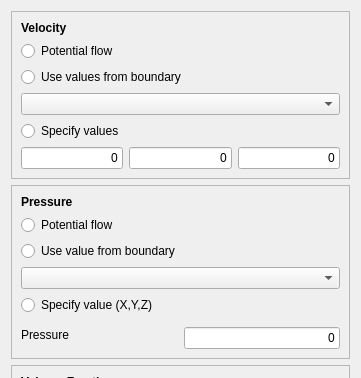
Old version of the form Gui/TaskPanelCfdInitialiseInternalField.ui in the repository jaheyns/CfdOF; both pictures show x 0 to 361 and y 0 to 378 of the 361 by 1276 pixel window.
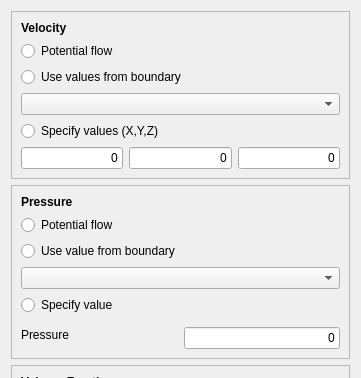
New version of the form. Custom widgets are drawn as their Qt base class.

Patch:
```diff
--- a/Gui/TaskPanelCfdInitialiseInternalField.ui
+++ b/Gui/TaskPanelCfdInitialiseInternalField.ui
@@ -772,7 +772,7 @@
       <item row="4" column="0" colspan="2">
        <widget class="QRadioButton" name="radioButtonSpecifyValuesU">
         <property name="text">
-         <string>Specify values</string>
+         <string>Specify values (X,Y,Z)</string>
         </property>
        </widget>
       </item>
@@ -827,7 +827,7 @@
       <item row="5" column="0" colspan="2">
        <widget class="QRadioButton" name="radioButtonSpecifyValuesP">
         <property name="text">
-         <string>Specify value (X,Y,Z)</string>
+         <string>Specify value</string>
         </property>
        </widget>
       </item>
```
